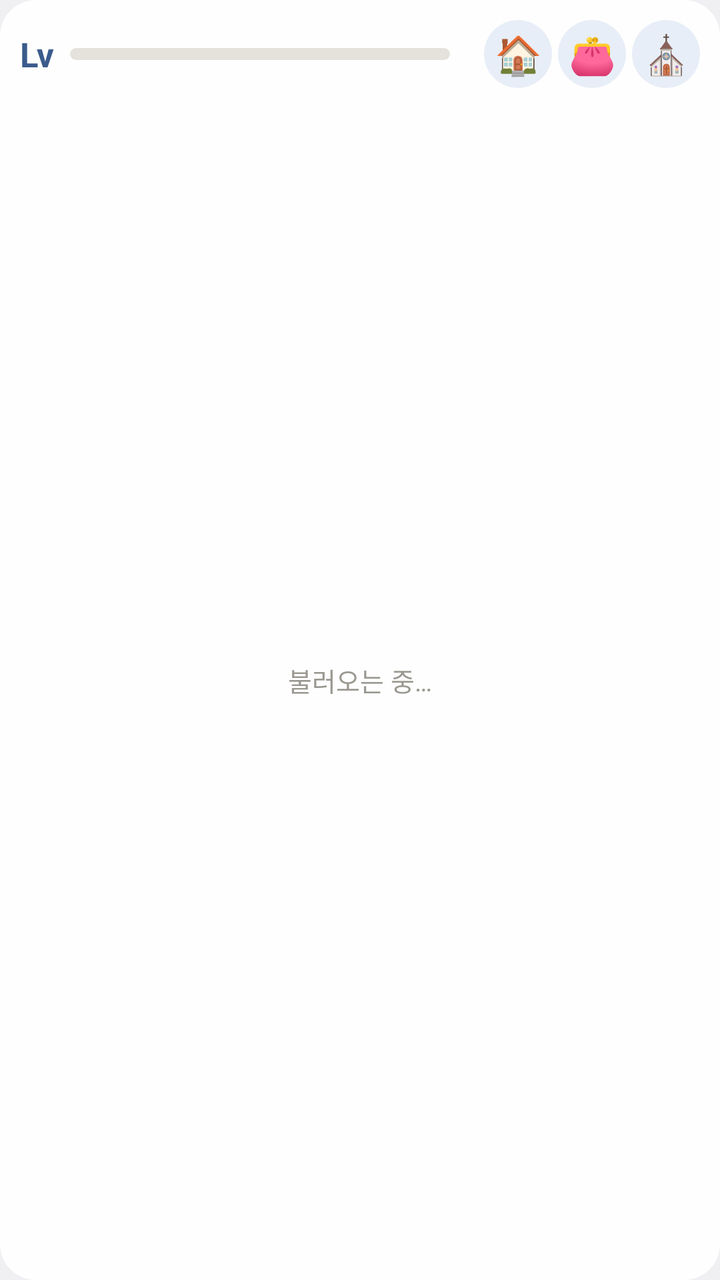
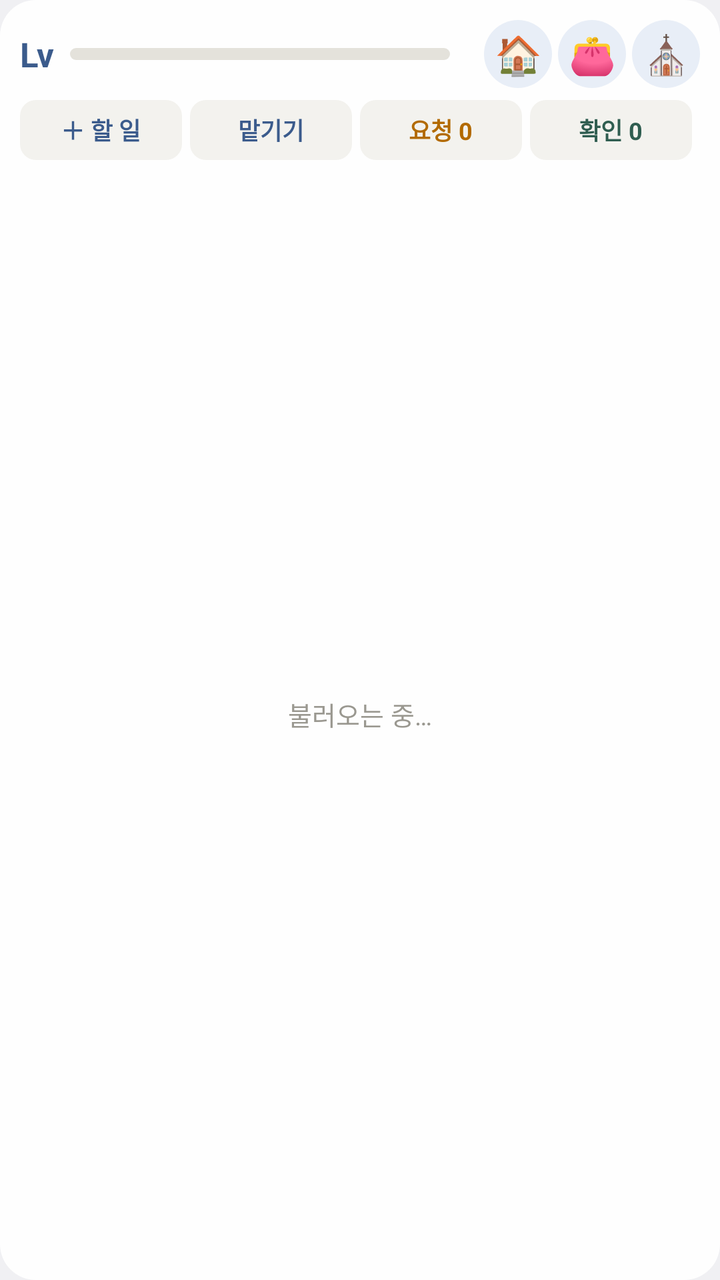

Before-and-after screenshots of an Android layout around one commit, followed by the original layout XML and the change that was made.
<!-- AndroidManifest.xml: application theme android:Theme.DeviceDefault.Light.NoActionBar -->
<!-- res/layout/widget.xml -->
<?xml version="1.0" encoding="utf-8"?>
<LinearLayout xmlns:android="http://schemas.android.com/apk/res/android"
    android:id="@+id/root"
    android:layout_width="match_parent" android:layout_height="match_parent"
    android:orientation="vertical"
    android:background="@drawable/widget_bg" android:padding="10dp">
    <LinearLayout android:id="@+id/head" android:layout_width="match_parent" android:layout_height="wrap_content"
        android:orientation="horizontal" android:gravity="center_vertical">
        <TextView android:id="@+id/lv" android:layout_width="wrap_content" android:layout_height="wrap_content"
            android:text="Lv" android:textSize="17sp" android:textStyle="bold" android:textColor="#3B5B8C" />
        <ProgressBar android:id="@+id/bar" style="@android:style/Widget.ProgressBar.Horizontal"
            android:layout_width="0dp" android:layout_weight="1" android:layout_height="6dp"
            android:layout_marginStart="8dp" android:layout_marginEnd="8dp"
            android:max="100" android:progress="0" android:progressTint="#3B5B8C" android:progressBackgroundTint="#E4E2DB" />
        <TextView android:id="@+id/sub" android:layout_width="wrap_content" android:layout_height="wrap_content"
            android:text="" android:textSize="11sp" android:textColor="#6B6A64" android:layout_marginEnd="6dp" />
        <TextView android:id="@+id/bHome" style="@style/WBtn" android:text="🏠" />
        <TextView android:id="@+id/bWallet" style="@style/WBtn" android:text="👛" />
        <TextView android:id="@+id/bFather" style="@style/WBtn" android:text="⛪" />
    </LinearLayout>
    <FrameLayout android:layout_width="match_parent" android:layout_height="0dp" android:layout_weight="1"
        android:layout_marginTop="6dp">
        <ListView android:id="@+id/list" android:layout_width="match_parent" android:layout_height="match_parent"
            android:divider="#00000000" android:dividerHeight="0dp" />
        <TextView android:id="@+id/empty" android:layout_width="match_parent" android:layout_height="match_parent"
            android:gravity="center" android:text="불러오는 중…" android:textColor="#9A9890" android:textSize="13sp" />
    </FrameLayout>
</LinearLayout>
<!-- resources referenced by this layout -->
<resources>
  <!-- drawable widget_bg (drawable) -->
  <?xml version="1.0" encoding="utf-8"?>
  <shape xmlns:android="http://schemas.android.com/apk/res/android">
      <solid android:color="#F2FFFFFF" />
      <corners android:radius="18dp" />
  </shape>
  <style name="WBtn">
          <item name="android:layout_width">34dp</item>
          <item name="android:layout_height">34dp</item>
          <item name="android:gravity">center</item>
          <item name="android:textSize">19sp</item>
          <item name="android:background">@drawable/wbtn_bg</item>
          <item name="android:layout_marginStart">3dp</item>
      </style>
  <!-- drawable wbtn_bg (drawable) -->
  <?xml version="1.0" encoding="utf-8"?>
  <shape xmlns:android="http://schemas.android.com/apk/res/android" android:shape="oval">
      <solid android:color="#E8EEF7" />
  </shape>
</resources>

<!-- the commit's change to res/layout/widget.xml (unified diff, before → after) -->
@@ -18,8 +18,16 @@
         <TextView android:id="@+id/bWallet" style="@style/WBtn" android:text="👛" />
         <TextView android:id="@+id/bFather" style="@style/WBtn" android:text="⛪" />
     </LinearLayout>
+    
+    <LinearLayout android:layout_width="match_parent" android:layout_height="wrap_content"
+        android:orientation="horizontal" android:layout_marginTop="6dp">
+        <TextView android:id="@+id/tPlus" style="@style/TBtn" android:text="＋ 할 일" android:textColor="#3B5B8C" />
+        <TextView android:id="@+id/tAssign" style="@style/TBtn" android:text="맡기기" android:textColor="#3B5B8C" />
+        <TextView android:id="@+id/tAsked" style="@style/TBtn" android:text="요청 0" android:textColor="#B26A00" />
+        <TextView android:id="@+id/tCheck" style="@style/TBtn" android:text="확인 0" android:textColor="#2F5D50" />
+    </LinearLayout>
     <FrameLayout android:layout_width="match_parent" android:layout_height="0dp" android:layout_weight="1"
-        android:layout_marginTop="6dp">
+        android:layout_marginTop="4dp">
         <ListView android:id="@+id/list" android:layout_width="match_parent" android:layout_height="match_parent"
             android:divider="#00000000" android:dividerHeight="0dp" />
         <TextView android:id="@+id/empty" android:layout_width="match_parent" android:layout_height="match_parent"
<!-- resource entries referenced after the edit -->
@@ -6,6 +6,16 @@
       <solid android:color="#F2FFFFFF" />
       <corners android:radius="18dp" />
   </shape>
+  <style name="TBtn">
+          <item name="android:layout_width">0dp</item>
+          <item name="android:layout_weight">1</item>
+          <item name="android:layout_height">30dp</item>
+          <item name="android:gravity">center</item>
+          <item name="android:textSize">12sp</item>
+          <item name="android:textStyle">bold</item>
+          <item name="android:background">@drawable/tbtn_bg</item>
+          <item name="android:layout_marginEnd">4dp</item>
+      </style>
   <style name="WBtn">
           <item name="android:layout_width">34dp</item>
           <item name="android:layout_height">34dp</item>
@@ -14,6 +24,12 @@
           <item name="android:background">@drawable/wbtn_bg</item>
           <item name="android:layout_marginStart">3dp</item>
       </style>
+  <!-- drawable tbtn_bg (drawable) -->
+  <?xml version="1.0" encoding="utf-8"?>
+  <shape xmlns:android="http://schemas.android.com/apk/res/android">
+      <solid android:color="#F3F2EE" />
+      <corners android:radius="8dp" />
+  </shape>
   <!-- drawable wbtn_bg (drawable) -->
   <?xml version="1.0" encoding="utf-8"?>
   <shape xmlns:android="http://schemas.android.com/apk/res/android" android:shape="oval">
